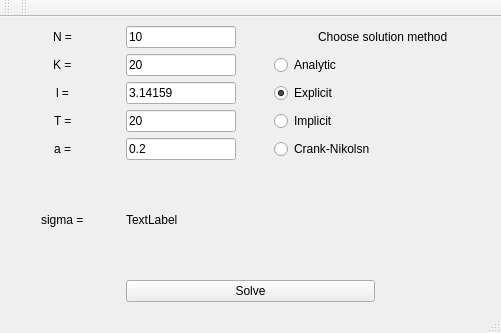
Old version of the form numeric-methods-lab-5/UMF/parabolic_interface.ui in the repository alexbakharew/NumericalMethods2.
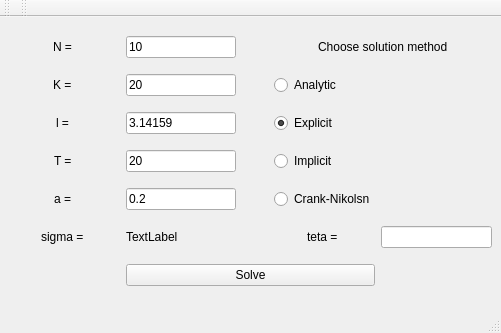
New version of the form.

```diff
--- a/numeric-methods-lab-5/UMF/parabolic_interface.ui
+++ b/numeric-methods-lab-5/UMF/parabolic_interface.ui
@@ -183,6 +183,16 @@
       </property>
      </widget>
     </item>
+    <item row="5" column="4" alignment="Qt::AlignHCenter">
+     <widget class="QLabel" name="label_9">
+      <property name="text">
+       <string>teta = </string>
+      </property>
+     </widget>
+    </item>
+    <item row="5" column="5">
+     <widget class="QLineEdit" name="lineEdit_6"/>
+    </item>
    </layout>
   </widget>
   <widget class="QMenuBar" name="menubar">
```
